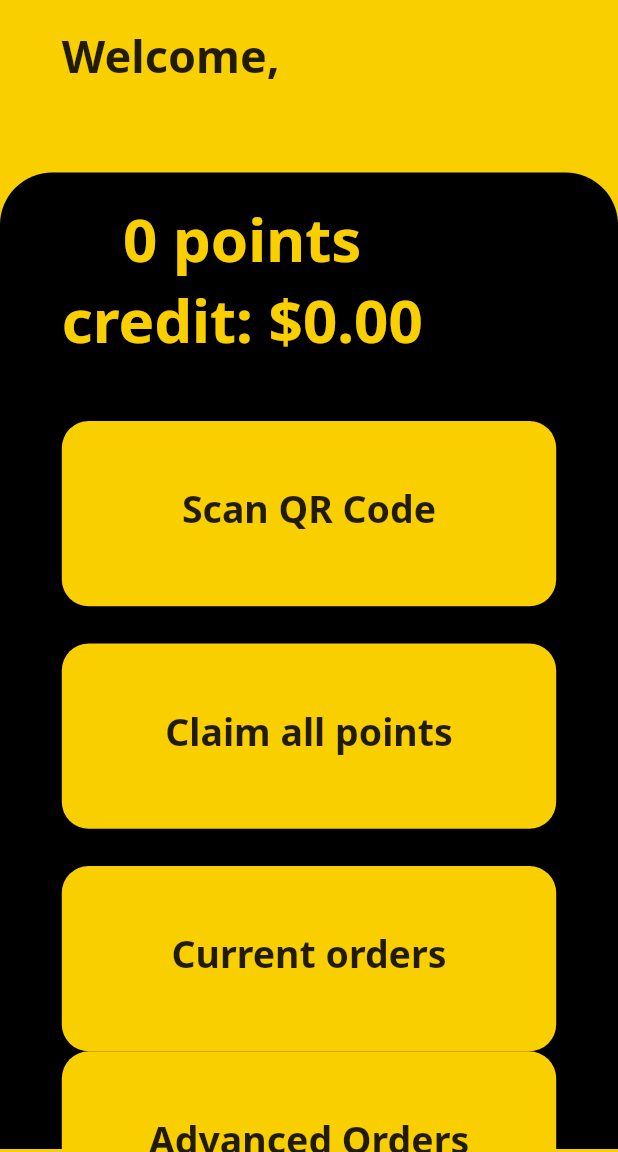
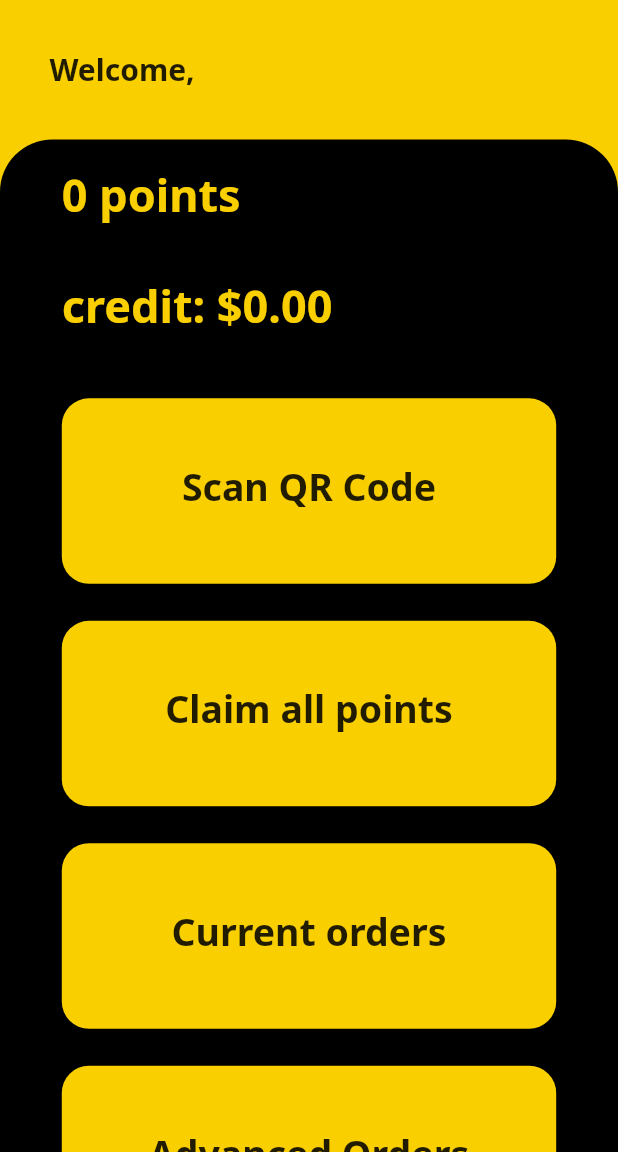
Before and after one commit to LowHongWei/PFD_Flutter, a Flutter app: the VendorLandingPage screen opened directly, on a phone screen of 412 x 824 dp, the part 84-1236 px from its top. Run offline on Flutter 3.47's test engine with Material 2 defaults, Android fonts, the phone set to English and light mode, and no system bars; our stand-ins replace cloud_firestore, email_validator, firebase_auth, firebase_core, fluttertoast, google_fonts and 3 more; missing offline and left inert: dart:ffi, qr_code_scanner; accounts and stored records are empty.

Commit message:
Fixed vendor page UI

```diff
--- a/lib/vendorlandingPage.dart
+++ b/lib/vendorlandingPage.dart
@@ -75,6 +75,53 @@ class _VendorLandingPageState extends State<VendorLandingPage> {
 
   @override
   Widget build(BuildContext context) {
+    // body: Center(
+    //     child: ListView(
+    //       children: [
+    //         Padding(
+    //           padding: EdgeInsets.symmetric(
+    //             vertical: MediaQuery.of(context).size.height * 0.04,
+    //             horizontal: MediaQuery.of(context).size.width * 0.08,
+    //           ),
+    //           child: SizedBox(
+    //             width: 340,
+    //             child: Text(
+    //               "Welcome, $name",
+    //               textAlign: TextAlign.start,
+    //               style: const TextStyle(
+    //                   fontSize: 20, fontWeight: FontWeight.bold),
+    //             ),
+    //           ),
+    //         ),
+    //         Expanded(
+    //           child: Container(
+    //             width: double.infinity,
+    //             height: MediaQuery.of(context).size.height * 0.79,
+    //             decoration: const BoxDecoration(
+    //               color: Colors.black,
+    //               borderRadius: BorderRadius.only(
+    //                 topLeft: Radius.circular(35),
+    //                 topRight: Radius.circular(35),
+    //               ),
+    //             ),
+    //             child: Column(
+    //               children: [
+    // Padding(
+    //   padding: EdgeInsets.symmetric(
+    //       horizontal: MediaQuery.of(context).size.width * 0.1,
+    //       vertical: MediaQuery.of(context).size.height * 0.02),
+    //   child: Align(
+    //     alignment: Alignment.topLeft,
+    //     child: Text(
+    //       '$points points', //Need to do backend
+    //       style: const TextStyle(
+    //           color: Color(0xFFF9CF00),
+    //           fontSize: 40,
+    //           fontWeight: FontWeight.bold),
+    //       textAlign: TextAlign.center,
+    //     ),
+    //   ),
+    // ),
     return Scaffold(
       resizeToAvoidBottomInset: false,
       backgroundColor: const Color(0xFFF9CF00),
@@ -119,34 +166,23 @@ class _VendorLandingPageState extends State<VendorLandingPage> {
           children: [
             Padding(
               padding: EdgeInsets.symmetric(
-                  horizontal: MediaQuery.of(context).size.width * 0.1,
-                  vertical: MediaQuery.of(context).size.height * 0.02),
+                vertical: MediaQuery.of(context).size.height * 0.04,
+                horizontal: MediaQuery.of(context).size.width * 0.08,
+              ),
               child: SizedBox(
-                  width: MediaQuery.of(context).size.width * 1,
-                  child: Align(
-                    alignment: Alignment.centerLeft,
-                    child: Column(
-                      children: [
-                        const Text(
-                          textAlign: TextAlign.start,
-                          "Welcome,",
-                          style: TextStyle(
-                              fontSize: 30, fontWeight: FontWeight.bold),
-                        ),
-                        Text(
-                          textAlign: TextAlign.start,
-                          name, //Need to do backend
-                          style: const TextStyle(
-                              fontSize: 30, fontWeight: FontWeight.bold),
-                        ),
-                      ],
-                    ),
-                  )),
+                width: 340,
+                child: Text(
+                  "Welcome, $name",
+                  textAlign: TextAlign.start,
+                  style: const TextStyle(
+                      fontSize: 20, fontWeight: FontWeight.bold),
+                ),
+              ),
             ),
             Expanded(
               child: Container(
                 width: double.infinity,
-                height: MediaQuery.of(context).size.height * 0.79,
+                height: MediaQuery.of(context).size.height * 1,
                 decoration: const BoxDecoration(
                   color: Colors.black,
                   borderRadius: BorderRadius.only(
@@ -163,12 +199,26 @@ class _VendorLandingPageState extends State<VendorLandingPage> {
                       child: Align(
                         alignment: Alignment.topLeft,
                         child: Text(
-                          '$points points\ncredit:\t${NumberFormat.simpleCurrency(locale: 'en_SG', decimalDigits: 2).format(credit / 500)}', //Need to do backend
-                          //  NumberFormat.simpleCurrency(locale: 'en_SG', decimalDigits: 2).format(credit),
-                          // '$points points\n', //Need to do backend
+                          '$points points', //Need to do backend
                           style: const TextStyle(
                               color: Color(0xFFF9CF00),
-                              fontSize: 40,
+                              fontSize: 30,
+                              fontWeight: FontWeight.bold),
+                          textAlign: TextAlign.center,
+                        ),
+                      ),
+                    ),
+                    Padding(
+                      padding: EdgeInsets.symmetric(
+                          horizontal: MediaQuery.of(context).size.width * 0.1,
+                          vertical: MediaQuery.of(context).size.height * 0.02),
+                      child: Align(
+                        alignment: Alignment.topLeft,
+                        child: Text(
+                          'credit: ${NumberFormat.simpleCurrency(locale: 'en_SG', decimalDigits: 2).format(credit / 500)}', //Need to do backend
+                          style: const TextStyle(
+                              color: Color(0xFFF9CF00),
+                              fontSize: 30,
                               fontWeight: FontWeight.bold),
                           textAlign: TextAlign.center,
                         ),
@@ -312,6 +362,9 @@ class _VendorLandingPageState extends State<VendorLandingPage> {
                       ),
                     ),
                     SizedBox(
+                      height: MediaQuery.of(context).size.height * 0.03,
+                    ),
+                    SizedBox(
                       width: MediaQuery.of(context).size.width * 0.8,
                       height: MediaQuery.of(context).size.height * 0.15,
                       child: DecoratedBox(
```
